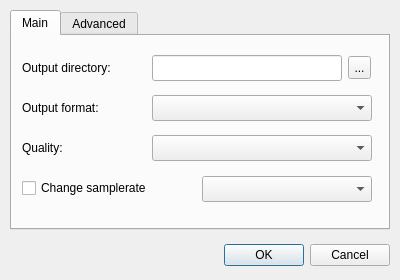
Above: src/settingsdialog.ui from Bleuzen/FFaudioConverter before the change. Below: the same form after it.
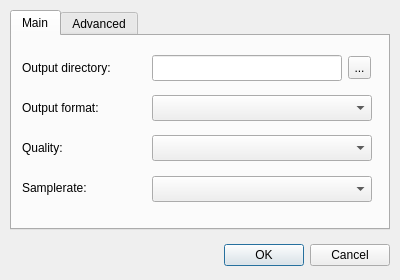
That is the form after the change.

Commit message: removed ChangeSamplerate option, added Keep option to comboBox

What changed in the file:
```diff
--- a/src/settingsdialog.ui
+++ b/src/settingsdialog.ui
@@ -114,28 +114,12 @@
       </rect>
      </property>
     </widget>
-    <widget class="QCheckBox" name="checkBox_ChangeSamplerate">
-     <property name="geometry">
-      <rect>
-       <x>10</x>
-       <y>140</y>
-       <width>170</width>
-       <height>24</height>
-      </rect>
-     </property>
-     <property name="toolTip">
-      <string>Resample the output file instead of keeping the samplerate of the input file.</string>
-     </property>
-     <property name="text">
-      <string>Change samplerate</string>
-     </property>
-    </widget>
     <widget class="QComboBox" name="comboBox_OutputSamplerate">
      <property name="geometry">
       <rect>
-       <x>190</x>
+       <x>140</x>
        <y>140</y>
-       <width>170</width>
+       <width>220</width>
        <height>26</height>
       </rect>
      </property>
@@ -153,6 +137,19 @@
       <string>...</string>
      </property>
     </widget>
+    <widget class="QLabel" name="label_5">
+     <property name="geometry">
+      <rect>
+       <x>10</x>
+       <y>140</y>
+       <width>120</width>
+       <height>24</height>
+      </rect>
+     </property>
+     <property name="text">
+      <string>Samplerate:</string>
+     </property>
+    </widget>
    </widget>
    <widget class="QWidget" name="tab_Advanced">
     <attribute name="title">
```
The commit also changes 4 other files.
